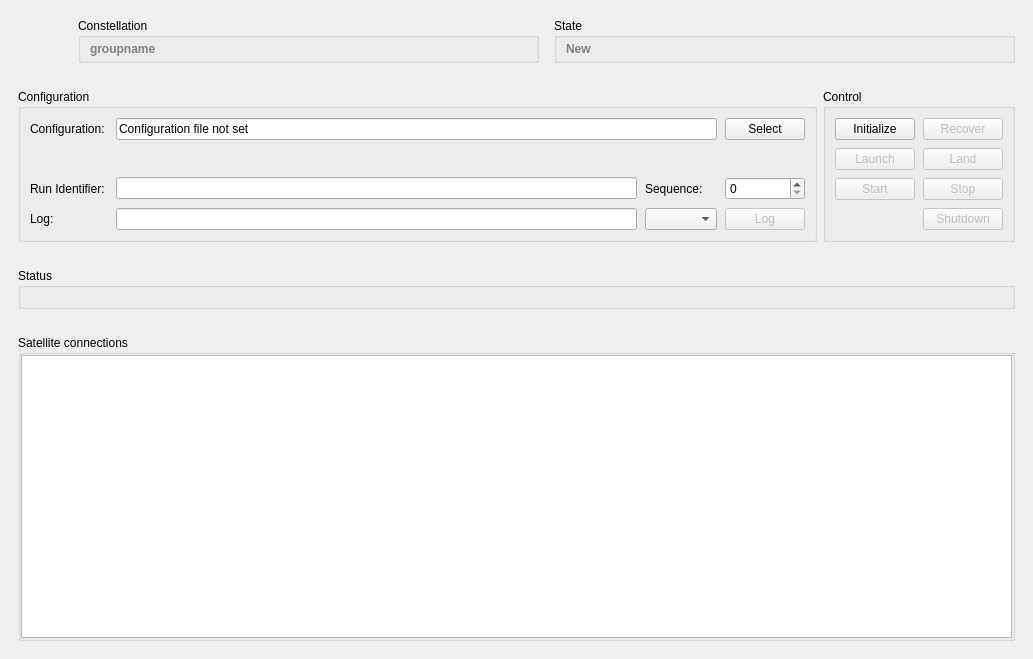
Qt form cxx/controllers/Vintage/euRun.ui (constellation-daq/Constellation) before a commit.
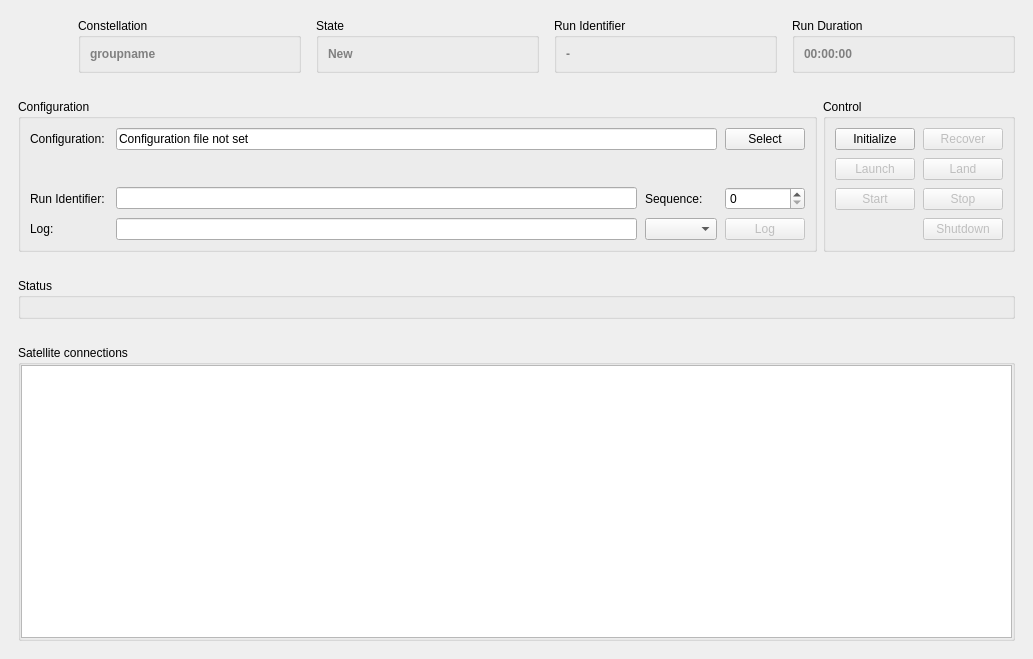
The same form after that commit. Icons and pictures are not drawn.

Commit message: euRun: add run & duration to header bar

Patch:
```diff
--- a/cxx/controllers/Vintage/euRun.ui
+++ b/cxx/controllers/Vintage/euRun.ui
@@ -154,6 +154,38 @@
          </layout>
         </widget>
        </item>
+       <item>
+        <widget class="QGroupBox" name="runidBox">
+         <property name="title">
+          <string>Run Identifier</string>
+         </property>
+         <layout class="QHBoxLayout" name="horizontalLayout_5">
+          <item>
+           <widget class="QLabel" name="runID">
+            <property name="text">
+             <string>&lt;font color='gray'&gt;&lt;b&gt;-&lt;/b&gt;&lt;/font&gt;</string>
+            </property>
+           </widget>
+          </item>
+         </layout>
+        </widget>
+       </item>
+       <item>
+        <widget class="QGroupBox" name="runtimeBox">
+         <property name="title">
+          <string>Run Duration</string>
+         </property>
+         <layout class="QHBoxLayout" name="horizontalLayout_6">
+          <item>
+           <widget class="QLabel" name="runDuration">
+            <property name="text">
+             <string>&lt;font color='gray'&gt;&lt;b&gt;00:00:00&lt;/b&gt;&lt;/font&gt;</string>
+            </property>
+           </widget>
+          </item>
+         </layout>
+        </widget>
+       </item>
       </layout>
      </widget>
     </item>
```
Left out of the diff: 4 changed lines with no effect on the pictures. The commit also changes 1 other file.
